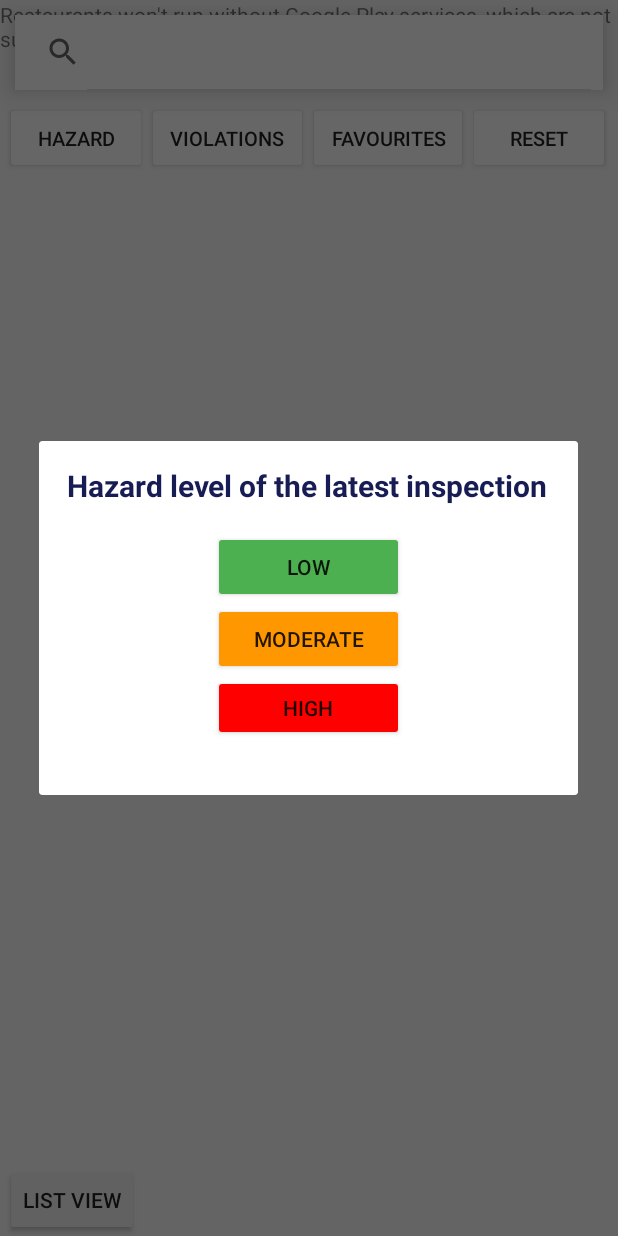
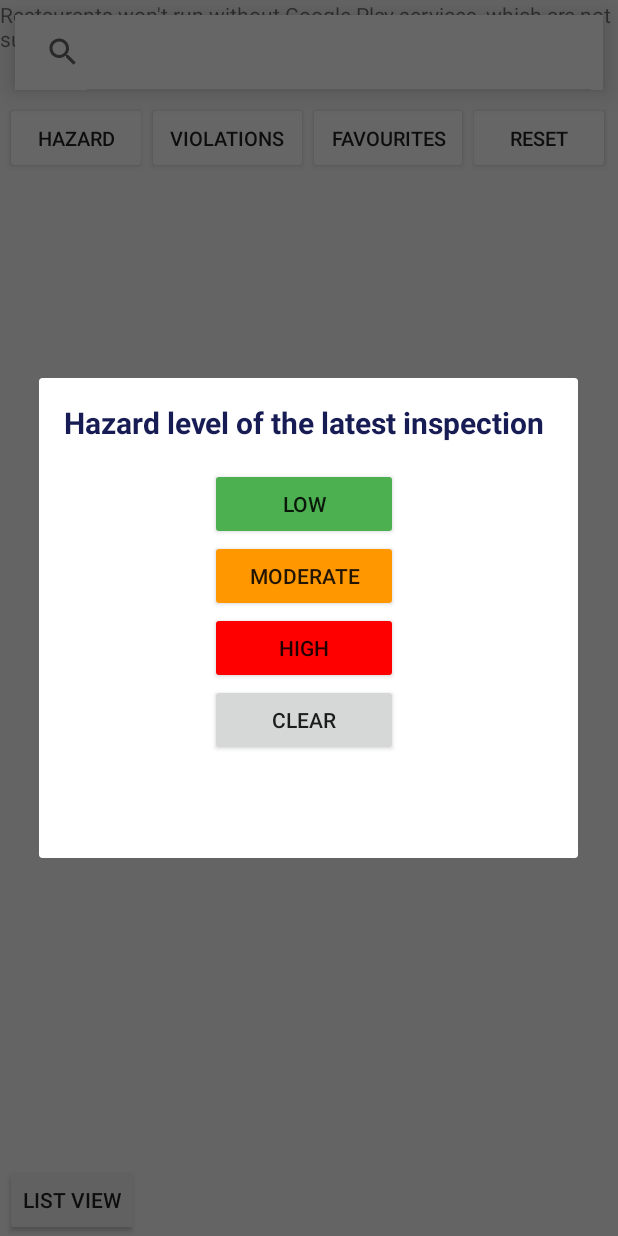
Before and after one commit to zjessicali/RestaurantInspections, an Android app: the MapsActivity screen opened directly, with no data from a screen before it, after a tap on "HAZARD", on a phone screen of 412 x 824 dp. Run offline under Robolectric (Android 15) with nearby library versions, the phone set to English and light mode, and no system bars; libraries missing offline, so code that uses them is left out: com.google.maps.android; Roboto replaces fonts that are not available here.

Commit message:
All unselect filter done.

```diff
--- a/app/src/main/res/layout/filter_hazard_dialog_box.xml
+++ b/app/src/main/res/layout/filter_hazard_dialog_box.xml
@@ -7,8 +7,8 @@
     android:layout_height="match_parent">
 
     <androidx.constraintlayout.widget.ConstraintLayout
-        android:layout_width="338dp"
-        android:layout_height="236dp"
+        android:layout_width="342dp"
+        android:layout_height="320dp"
         app:layout_constraintBottom_toBottomOf="parent"
         app:layout_constraintEnd_toEndOf="parent"
         app:layout_constraintStart_toStartOf="parent"
@@ -29,8 +29,8 @@
             app:layout_constraintTop_toTopOf="parent" />
 
         <LinearLayout
-            android:layout_width="127dp"
-            android:layout_height="140dp"
+            android:layout_width="125dp"
+            android:layout_height="203dp"
             android:layout_marginStart="105dp"
             android:layout_marginTop="60dp"
             android:orientation="vertical"
@@ -58,6 +58,12 @@
                 android:backgroundTint="#FF0000"
                 android:text="@string/restaurant_hazardLevelHigh_value" />
 
+            <Button
+                android:id="@+id/clear"
+                android:layout_width="match_parent"
+                android:layout_height="wrap_content"
+                android:text="@string/clear" />
+
         </LinearLayout>
 
     </androidx.constraintlayout.widget.ConstraintLayout>
--- a/app/src/main/res/values/strings.xml
+++ b/app/src/main/res/values/strings.xml
@@ -70,5 +70,6 @@
     <string name="text_hint">Number of critical violations</string>
     <string name="length_zero">Enter a valid number</string>
     <string name="reset">Reset</string>
+    <string name="clear">Clear</string>
 
 </resources>
```
Also changed, not shown: app/src/main/java/com/example/group_9_project/model/Filter.java (+36 -0 lines), app/src/main/java/com/example/group_9_project/ui/MainActivity.java (+34 -4 lines), app/src/main/res/layout/filter_violations_dialog_box.xml (+10 -0 lines).
